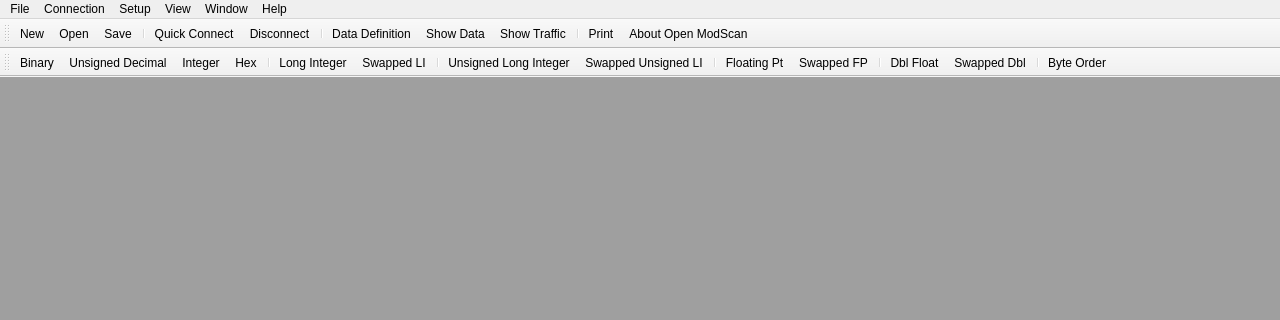
sanny32/OpenModScan, file omodscan/mainwindow.ui: the form before one commit; both pictures show x 0 to 1280 and y 0 to 320 of the 1280 by 720 pixel window.
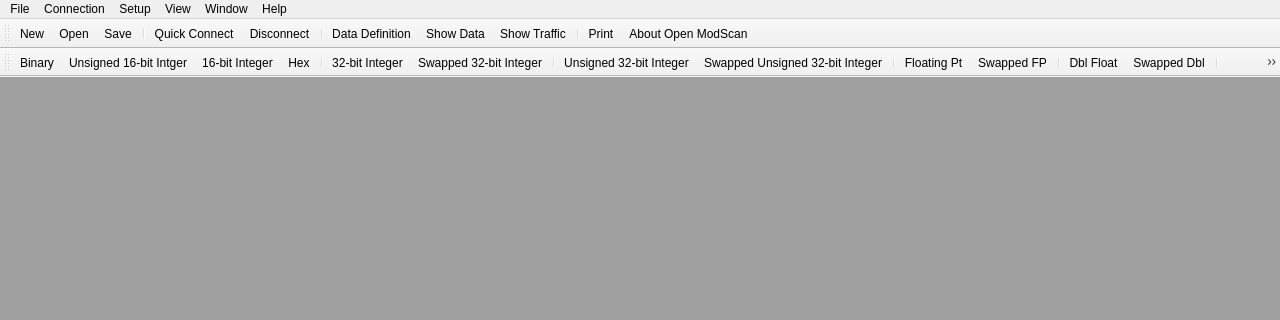
The form after the commit. Icons and pictures are not drawn.

Commit message: Developing int64 display option

What changed in the file:
```diff
--- a/omodscan/mainwindow.ui
+++ b/omodscan/mainwindow.ui
@@ -442,7 +442,7 @@
      <normaloff>:/res/actionUnsignedDecimal.png</normaloff>:/res/actionUnsignedDecimal.png</iconset>
    </property>
    <property name="text">
-    <string>Unsigned Decimal</string>
+    <string>Unsigned 16-bit Intger</string>
    </property>
    <property name="shortcut">
     <string notr="true">Ctrl+2</string>
@@ -457,7 +457,7 @@
      <normaloff>:/res/actionInteger.png</normaloff>:/res/actionInteger.png</iconset>
    </property>
    <property name="text">
-    <string>Integer</string>
+    <string>16-bit Integer</string>
    </property>
    <property name="shortcut">
     <string notr="true">Ctrl+3</string>
@@ -699,7 +699,7 @@
      <normaloff>:/res/actionLongInteger.png</normaloff>:/res/actionLongInteger.png</iconset>
    </property>
    <property name="text">
-    <string>Long Integer</string>
+    <string>32-bit Integer</string>
    </property>
    <property name="shortcut">
     <string notr="true">Ctrl+4</string>
@@ -714,7 +714,7 @@
      <normaloff>:/res/actionSwappedLI.png</normaloff>:/res/actionSwappedLI.png</iconset>
    </property>
    <property name="text">
-    <string>Swapped LI</string>
+    <string>Swapped 32-bit Integer</string>
    </property>
    <property name="toolTip">
     <string>Swapped Long Integer</string>
@@ -732,7 +732,7 @@
      <normaloff>:/res/actionUnsignedLI.png</normaloff>:/res/actionUnsignedLI.png</iconset>
    </property>
    <property name="text">
-    <string>Unsigned Long Integer</string>
+    <string>Unsigned 32-bit Integer</string>
    </property>
    <property name="shortcut">
     <string notr="true">Ctrl+5</string>
@@ -747,7 +747,7 @@
      <normaloff>:/res/actionSwappedUnsignedLI.png</normaloff>:/res/actionSwappedUnsignedLI.png</iconset>
    </property>
    <property name="text">
-    <string>Swapped Unsigned LI</string>
+    <string>Swapped Unsigned 32-bit Integer</string>
    </property>
    <property name="toolTip">
     <string>Swapped Unsigned Long Integer</string>
```
Left out of the diff: 24 changed lines with no effect on the pictures. The commit also changes 1 other file.
